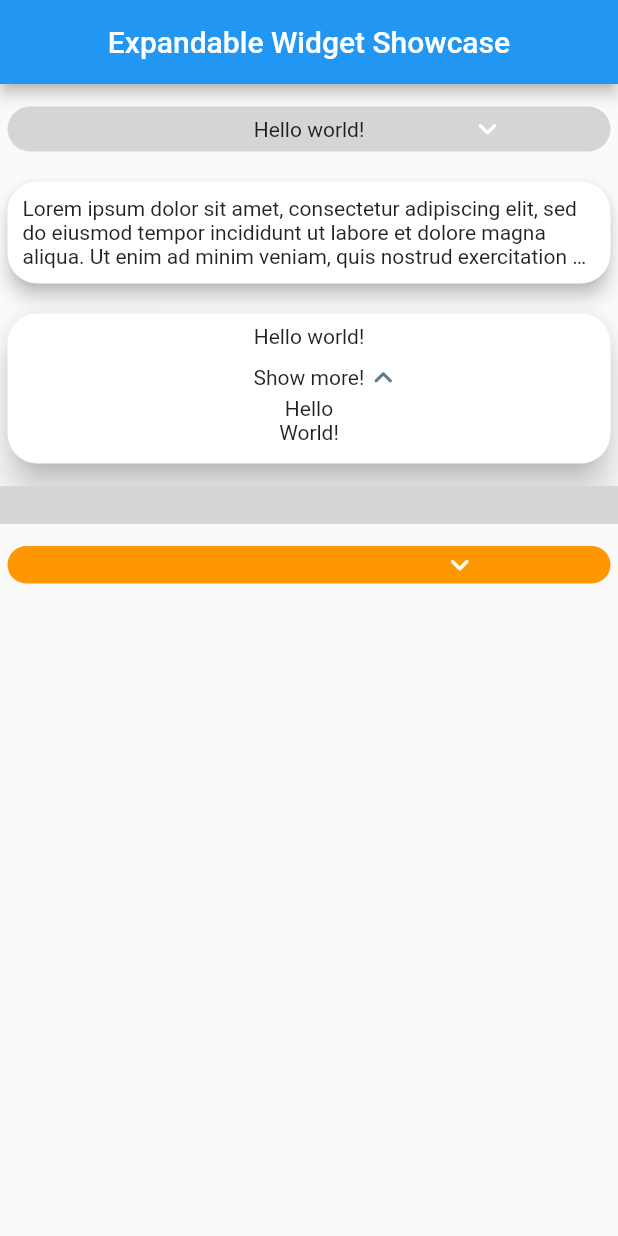
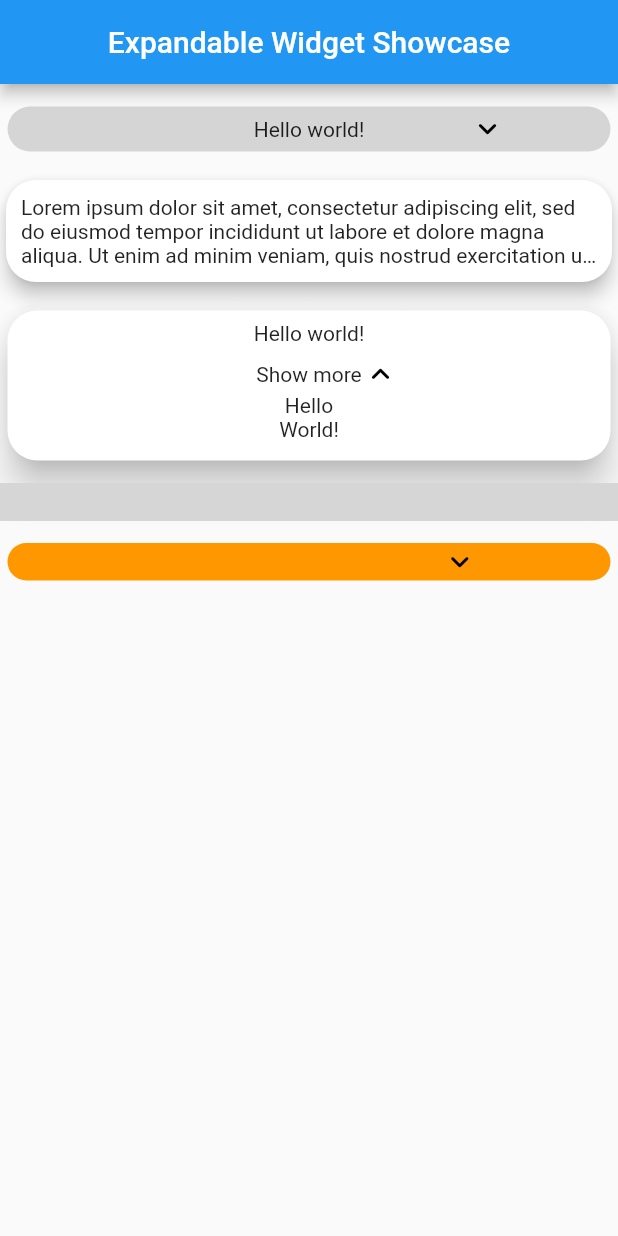
Before and after one commit to fatihozkan-github/ExpandableWidgets, a Flutter app: the screen it shows after launch, on a phone screen of 412 x 824 dp. Run offline on Flutter 3.47's test engine with Material 2 defaults, Android fonts, the phone set to English and light mode, and no system bars; grey boxes are pictures that could not be loaded.

Commit message:
• Update.

```diff
--- a/lib/example/main.dart
+++ b/lib/example/main.dart
@@ -34,6 +34,7 @@ class MyApp extends StatelessWidget {
               ),
               backGroundColor: Colors.grey.withOpacity(0.4),
               showArrowIcon: true,
+              centralizePrimaryWidget: true,
             ),
             SizedBox(height: 10),
 
@@ -66,10 +67,11 @@ class MyApp extends StatelessWidget {
                 ),
               ),
               elevation: 10,
-              additionalWidget: Text('Show more!'),
+              additionalWidget: Text('Show more'),
               arrowColor: Colors.blueGrey,
+              centralizePrimaryWidget: true,
               initiallyExpanded: true,
-              // showArrowIcon: true,
+              centralizeAdditionalWidget: true,
             ),
             SizedBox(height: 10),
 
@@ -79,11 +81,10 @@ class MyApp extends StatelessWidget {
               secondaryWidget: Container(height: 20),
               showArrowIcon: true,
               arrowColor: Colors.black,
-              backGroundImage: DecorationImage(
-                image: AssetImage('flutter.png'),
-              ),
+              backGroundImage:
+                  DecorationImage(image: AssetImage('flutter.png')),
               backGroundColor: Colors.transparent,
-              cardPadding: EdgeInsets.all(0),
+              cardMargin: EdgeInsets.all(0),
             ),
             SizedBox(height: 10),
             ExpandableWidget(
@@ -91,6 +92,7 @@ class MyApp extends StatelessWidget {
               secondaryWidget: Center(child: Text('Hello world')),
               showArrowIcon: true,
               backGroundColor: Colors.orange,
+              centralizePrimaryWidget: true,
             ),
           ],
         ),
--- a/lib/src/expandable_widget.dart
+++ b/lib/src/expandable_widget.dart
@@ -9,17 +9,19 @@ class ExpandableWidget extends Expandable {
     Widget? primaryWidget,
     Widget? secondaryWidget,
     Function? onPressed,
-    Color? backGroundColor,
-    double? elevation,
+    Color? backGroundColor = Colors.white,
+    double? elevation = 0,
     ShapeBorder? shape,
     EdgeInsets? padding,
-    Duration? animationDuration,
+    Duration? animationDuration = const Duration(milliseconds: 100),
     Duration? beforeAnimationDuration,
     DecorationImage? backGroundImage,
-    EdgeInsets? cardPadding,
+    EdgeInsets? cardMargin = const EdgeInsets.all(5.0),
     bool? showArrowIcon = false,
     bool? hoverOn,
     Color? arrowColor,
+    Widget? arrowWidget,
+    bool? centralizePrimaryWidget = false,
   })  : assert(primaryWidget != null),
         super(
           primaryWidget: primaryWidget,
@@ -32,11 +34,13 @@ class ExpandableWidget extends Expandable {
           beforeAnimationDuration: beforeAnimationDuration,
           padding: padding,
           backGroundImage: backGroundImage,
-          cardPadding: cardPadding,
+          cardMargin: cardMargin,
           hoverOn: hoverOn,
           showArrowIcon: showArrowIcon,
           arrowColor: arrowColor,
+          arrowWidget: arrowWidget,
           text: '',
+          centralizePrimaryWidget: centralizePrimaryWidget,
         );
 
   /// • Provides an expandable widget for a long text.
@@ -45,11 +49,11 @@ class ExpandableWidget extends Expandable {
   ExpandableWidget.singleTextChild({
     String? text,
     Color? backGroundColor,
-    double? elevation,
+    double? elevation = 0,
     EdgeInsets? padding,
     int? maxLines = 2,
     ShapeBorder? shape,
-    Duration? animationDuration,
+    Duration? animationDuration = const Duration(milliseconds: 100),
     Function? onPressed,
     TextStyle? textStyle,
   })  : assert(text != null),
@@ -63,6 +67,7 @@ class ExpandableWidget extends Expandable {
           animationDuration: animationDuration,
           onPressed: onPressed,
           textStyle: textStyle,
+          centralizePrimaryWidget: false,
         );
 
   ExpandableWidget.extended({
@@ -70,17 +75,19 @@ class ExpandableWidget extends Expandable {
     Widget? secondaryWidget,
     Widget? additionalWidget,
     Function? onPressed,
-    Color? backGroundColor,
-    double? elevation,
+    Color? backGroundColor = Colors.white,
+    double? elevation = 0,
     ShapeBorder? shape,
     EdgeInsets? padding,
-    Duration? animationDuration,
+    Duration? animationDuration = const Duration(milliseconds: 100),
     Duration? beforeAnimationDuration,
     DecorationImage? backGroundImage,
-    EdgeInsets? cardPadding,
+    EdgeInsets? cardMargin = const EdgeInsets.all(5.0),
     bool? hoverOn,
     Color? arrowColor,
     bool? initiallyExpanded,
+    bool? centralizePrimaryWidget = false,
+    bool? centralizeAdditionalWidget = false,
   })  : assert(primaryWidget != null || secondaryWidget != null),
         super(
           primaryWidget: primaryWidget,
@@ -94,10 +101,12 @@ class ExpandableWidget extends Expandable {
           beforeAnimationDuration: beforeAnimationDuration,
           padding: padding,
           backGroundImage: backGroundImage,
-          cardPadding: cardPadding,
+          cardMargin: cardMargin,
           hoverOn: hoverOn,
           arrowColor: arrowColor,
           initiallyExpanded: initiallyExpanded,
           text: '',
+          centralizePrimaryWidget: centralizePrimaryWidget,
+          centralizeAdditionalWidget: centralizeAdditionalWidget,
         );
 }
```
Also changed, not shown: lib/src/expandable.dart (+63 -57 lines), lib/src/defaults.dart (added).
